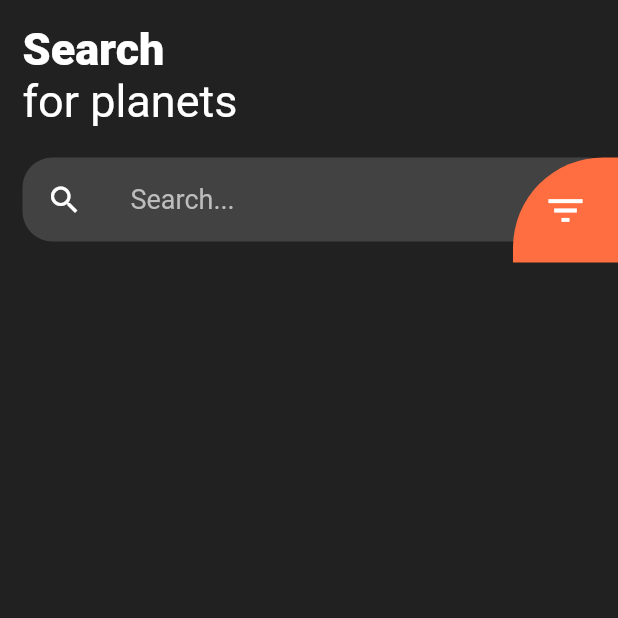
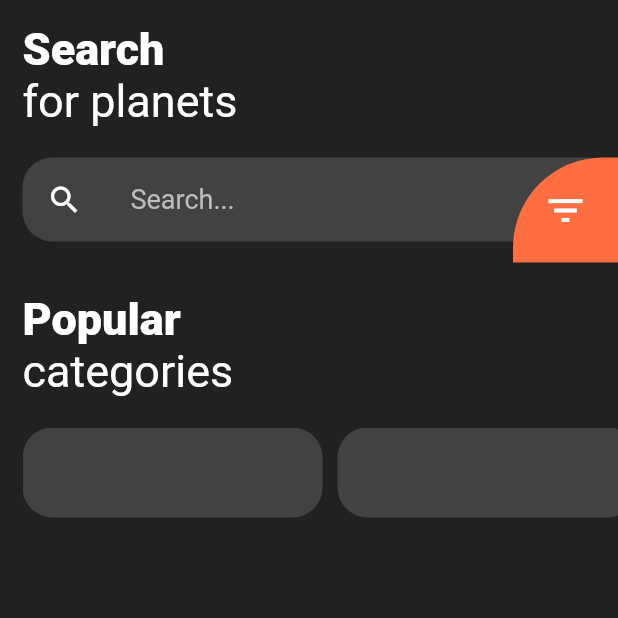
Before and after one commit to AMANDEEP-DAS/planetsUI-app, a Flutter app: the HomeScreen screen opened directly, on a phone screen of 412 x 824 dp, the top half of it. Run offline on Flutter 3.47's test engine with Material 2 defaults, Android fonts, the phone set to English and light mode, and no system bars; network calls fail.

Commit message:
home screen cat

```diff
--- a/lib/screens/home_screen.dart
+++ b/lib/screens/home_screen.dart
@@ -61,6 +61,42 @@ class HomeScreen extends StatelessWidget {
                     )
                   ],
                 )
+              ),
+              SizedBox(height: 20,),
+              Text('Popular',style: TextStyle(fontWeight: FontWeight.w900,fontSize: 30,color: Colors.white),),
+              Text('categories',style: TextStyle(fontSize: 30,color: Colors.white)),
+              SizedBox(height: 10,),
+              Container(
+                height: 70,
+                width: MediaQuery.of(context).size.width,
+                child: Padding(
+                  padding: EdgeInsets.only(top: 10),
+                  child: ListView(
+                    scrollDirection: Axis.horizontal,
+                    children: [
+                      Container(width: 200,
+                      decoration: BoxDecoration(
+                          color: Colors.grey.shade800,
+                          borderRadius: BorderRadius.all(Radius.circular(20))
+                      ),
+                      ),
+                      SizedBox(width: 10,),
+                      Container(width: 200,
+                        decoration: BoxDecoration(
+                            color: Colors.grey.shade800,
+                            borderRadius: BorderRadius.all(Radius.circular(20))
+                        ),
+                      ),
+                      SizedBox(width: 10,),
+                      Container(width: 200,
+                        decoration: BoxDecoration(
+                            color: Colors.grey.shade800,
+                            borderRadius: BorderRadius.all(Radius.circular(20))
+                        ),
+                      ),
+                    ],
+                  ),
+                ),
               )
             ],
           ),
```
